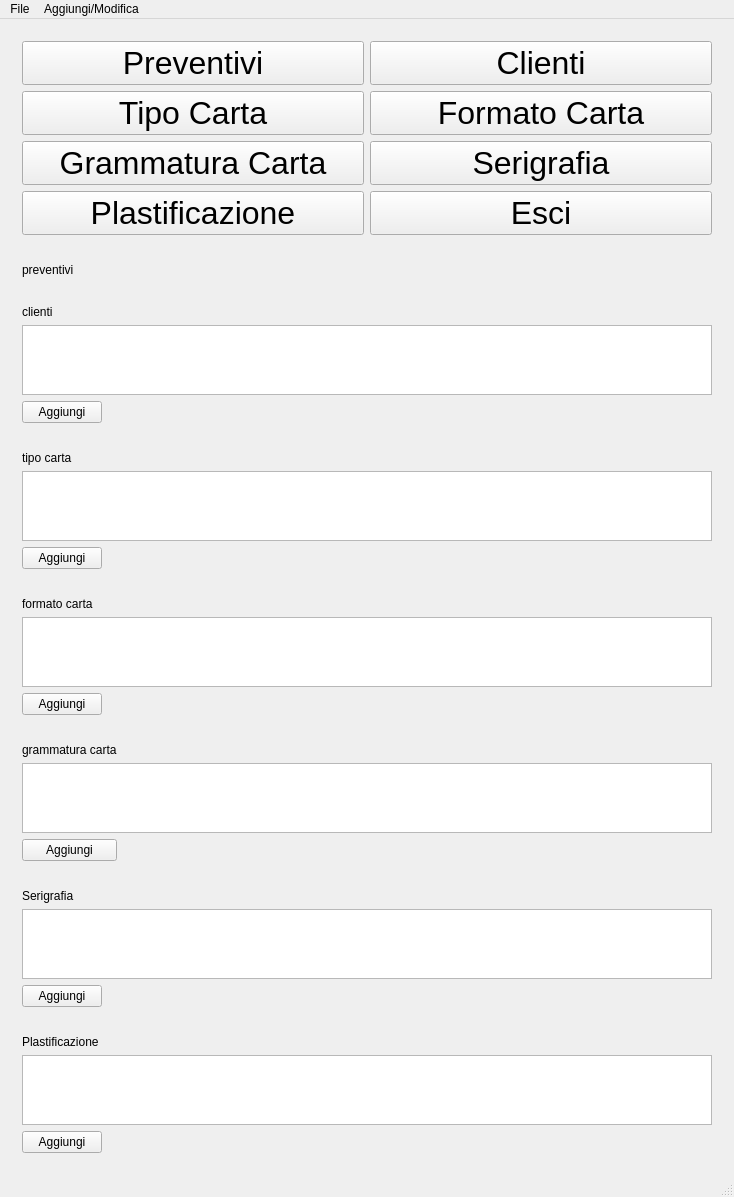
First picture: the form in mainwindow.ui, repository Fale/cmprint, before the edit.
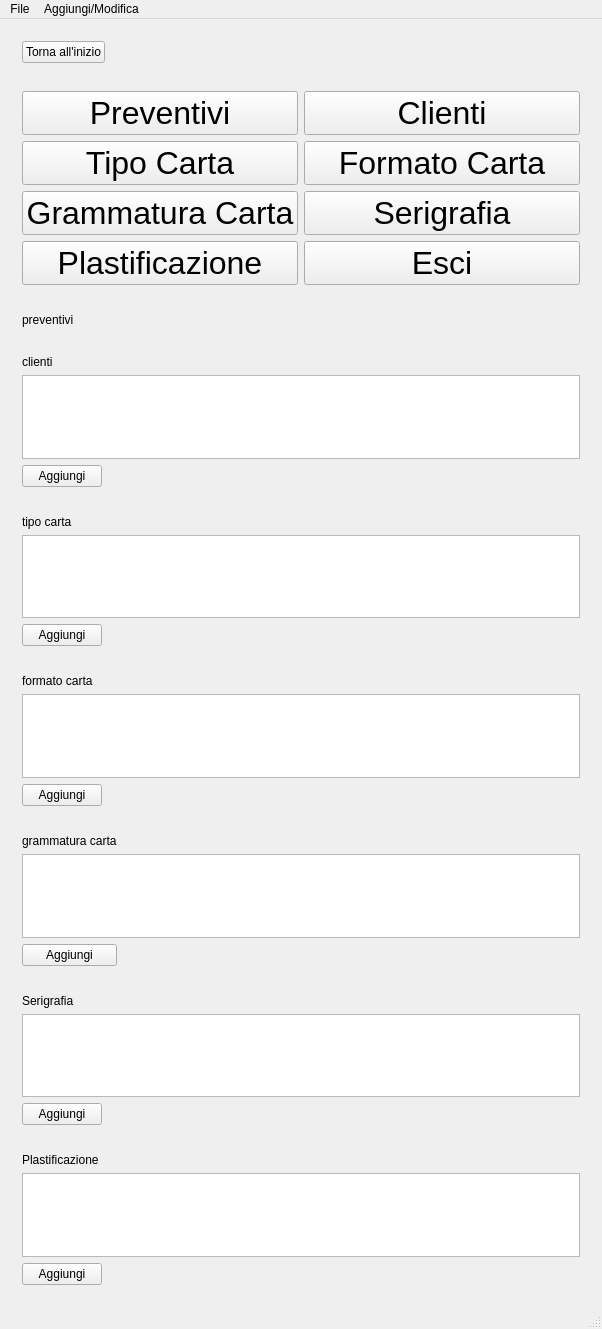
Second picture: the form after the edit.

Commit message: Aggiunta possibilità di ritorno alla home

```diff
--- a/mainwindow.ui
+++ b/mainwindow.ui
@@ -6,8 +6,8 @@
    <rect>
     <x>0</x>
     <y>0</y>
-    <width>734</width>
-    <height>693</height>
+    <width>602</width>
+    <height>1329</height>
    </rect>
   </property>
   <property name="windowTitle">
@@ -15,6 +15,32 @@
   </property>
   <widget class="QWidget" name="centralWidget">
    <layout class="QGridLayout" name="gridLayout">
+    <item row="0" column="0">
+     <widget class="QWidget" name="widget_navigazione" native="true">
+      <layout class="QGridLayout" name="gridLayout_10">
+       <item row="0" column="0">
+        <widget class="QPushButton" name="bottone_benvenuto">
+         <property name="text">
+          <string>Torna all'inizio</string>
+         </property>
+        </widget>
+       </item>
+       <item row="0" column="1">
+        <spacer name="horizontalSpacer_7">
+         <property name="orientation">
+          <enum>Qt::Horizontal</enum>
+         </property>
+         <property name="sizeHint" stdset="0">
+          <size>
+           <width>40</width>
+           <height>20</height>
+          </size>
+         </property>
+        </spacer>
+       </item>
+      </layout>
+     </widget>
+    </item>
     <item row="1" column="0">
      <widget class="QWidget" name="widget_benvenuto" native="true">
       <property name="enabled">
@@ -367,7 +393,7 @@
     <rect>
      <x>0</x>
      <y>0</y>
-     <width>734</width>
+     <width>602</width>
      <height>25</height>
     </rect>
    </property>
```
The commit also changes 2 other files.
